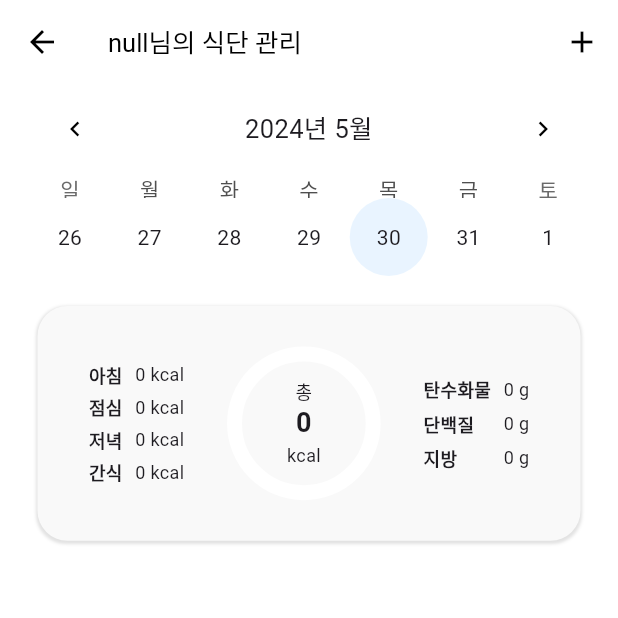
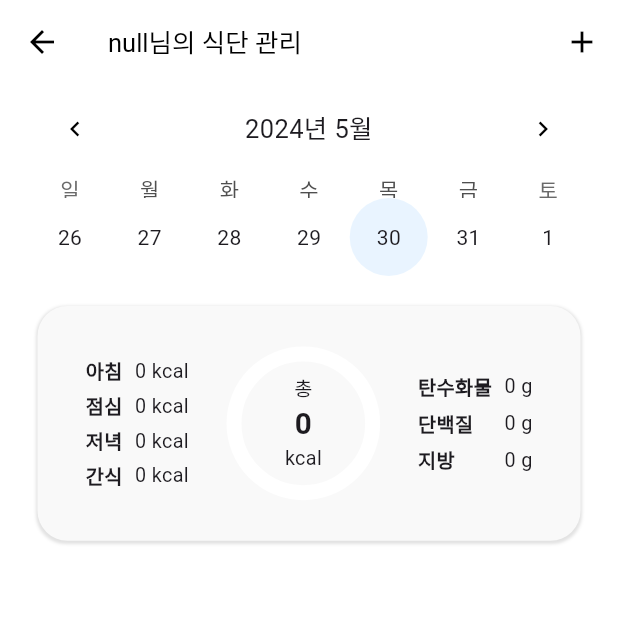
Before and after one commit to salt-bread-tech/nabi, a Flutter app: the DietSchedule screen opened by its route, on a phone screen of 412 x 824 dp, the top half of it. Run offline on Flutter 3.47's test engine with Material 3 defaults, Android fonts, the phone set to English and light mode, and no system bars; drawn by our look-alikes of fl_chart, table_calendar; our stand-ins replace carousel_slider, connectivity_plus, flutter_chat_types, flutter_chat_ui, flutter_secure_storage, flutter_slidable and 8 more; missing offline and left inert: google_ml_kit; accounts and stored records are empty; network calls fail.

Commit message:
Revert "FEAT: 오류 수정"
This reverts commit f825068111a8b052d8df10b2c93cb877cb63398b.

```diff
--- a/lib/screen/screen_diet_schedule.dart
+++ b/lib/screen/screen_diet_schedule.dart
@@ -482,7 +482,7 @@ class _DietScheduleState extends State<DietSchedule> {
   @override
   Widget build(BuildContext context) {
     final screenSize = MediaQuery.of(context).size;
-    final fontSize = 12.0;
+    final fontSize = screenSize.width * 0.032;
 
     return Scaffold(
         backgroundColor: Colors.white,
--- a/lib/screen/screen_food_search.dart
+++ b/lib/screen/screen_food_search.dart
@@ -599,9 +599,9 @@ class _FoodSearchState extends State<FoodSearch> {
   @override
   Widget build(BuildContext context) {
     double screenWidth = MediaQuery.of(context).size.width;
-    double fontSize14 = 14;
-    double fontSize12 = 12;
-    double fontSize10 = 10;
+    double fontSize14 = screenWidth * 0.035;
+    double fontSize12 = screenWidth * 0.03;
+    double fontSize10 = screenWidth * 0.025;
     return Scaffold(
       backgroundColor: Colors.white,
       appBar: PreferredSize(
--- a/lib/screen/screen_home.dart
+++ b/lib/screen/screen_home.dart
@@ -58,7 +58,7 @@ class _HomeScreenState extends State<HomeScreen> {
   @override
   Widget build(BuildContext context) {
     final screenSize = MediaQuery.of(context).size;
-    final fontSize = 12.0; // 화면 너비에 비례하여 폰트 크기 설정
+    final fontSize = screenSize.width * 0.036; // 화면 너비에 비례하여 폰트 크기 설정
     return Scaffold(
       backgroundColor: Colors.white,
       appBar: AppBar(
--- a/lib/widgets/widget_diet.dart
+++ b/lib/widgets/widget_diet.dart
@@ -38,7 +38,7 @@ class _WidgetDietState extends State<WidgetDiet> {
   @override
   Widget build(BuildContext context) {
     final screenSize = MediaQuery.of(context).size;
-    final fontSize = 12.0;
+    final fontSize = screenSize.width * 0.032;
     double screenWidth = screenSize.width;
     double columnWidth = screenWidth * 0.1;
 
--- a/lib/widgets/widget_routineList.dart
+++ b/lib/widgets/widget_routineList.dart
@@ -124,7 +124,7 @@ class _RoutineListWidgetState extends State<RoutineListWidget> {
   @override
   Widget build(BuildContext context) {
     // Set a dynamic font size based on the screen width
-    final fontSize = 12.0;
+    final fontSize = MediaQuery.of(context).size.width * 0.034;
 
     return Container(
       width: double.infinity,
@@ -230,7 +230,7 @@ class RoutineItem extends StatelessWidget {
   @override
   Widget build(BuildContext context) {
     final screenSize = MediaQuery.of(context).size;
-    final fontSize = 12.0; // 화면 너비에 비례하여 폰트 크기 설정
+    final fontSize = screenSize.width * 0.03; // 화면 너비에 비례하여 폰트 크기 설정
 
     int currentCount = routine['counts'];
     int maxCount = routine['max'];
```
Also changed, not shown: lib/screen/screen_prescription_info.dart (+10 -5 lines), 1 other file.
